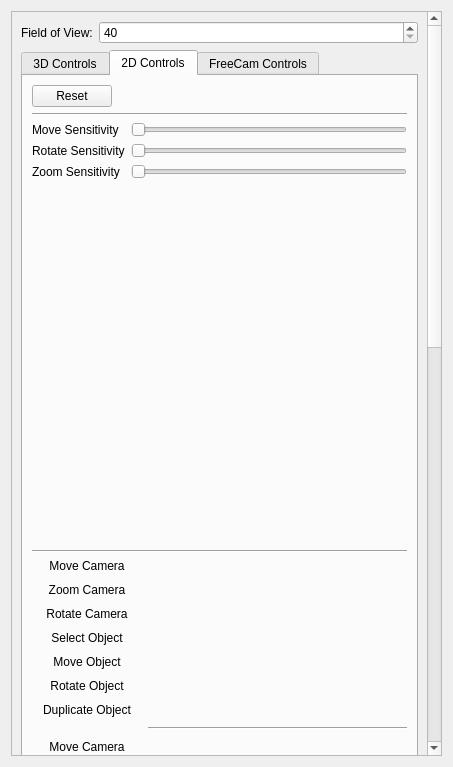
This is Tools/HolocronToolset/src/ui/widgets/settings/module_designer.ui in NickHugi/PyKotor as Qt 5 draws it before an edit. The edited form follows.
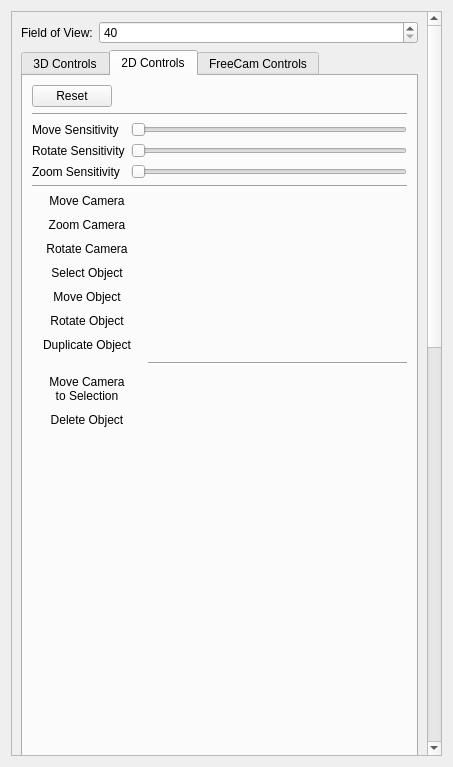
This is the edited form. The open tabs and pages were chosen to show the change. Custom widgets are drawn as their Qt base class.

Diff of the .ui file:
```diff
--- a/Tools/HolocronToolset/src/ui/widgets/settings/module_designer.ui
+++ b/Tools/HolocronToolset/src/ui/widgets/settings/module_designer.ui
@@ -23,9 +23,9 @@
 						<property name="geometry">
 							<rect>
 								<x>0</x>
-								<y>0</y>
+        <y>-686</y>
 								<width>416</width>
-								<height>2255</height>
+        <height>1767</height>
 							</rect>
 						</property>
 						<layout class="QVBoxLayout" name="verticalLayout">
@@ -52,13 +52,8 @@
 							</item>
 							<item>
                                 <widget class="QTabWidget" name="tabWidget">
-                                    <property name="geometry">
-                                        <rect>
-                                            <x>0</x>
-                                            <y>0</y>
-                                            <width>416</width>
-                                            <height>2255</height>
-                                        </rect>
+         <property name="currentIndex">
+          <number>1</number>
                                     </property>
                                     <widget class="QWidget" name="tab3DControls">
                                         <attribute name="title">
@@ -1224,6 +1219,19 @@
                                                     </item>
                                                 </layout>
                                             </item>
+           <item>
+            <spacer name="verticalSpacer_3">
+             <property name="orientation">
+              <enum>Qt::Vertical</enum>
+             </property>
+             <property name="sizeHint" stdset="0">
+              <size>
+               <width>20</width>
+               <height>40</height>
+              </size>
+             </property>
+            </spacer>
+           </item>
                                         </layout>
                                     </widget>
                                     <widget class="QWidget" name="tabFCControls">
```
Left out of the diff: 49 changed lines with no effect on the pictures. Lines whose indentation alone changed are shown as unchanged.
